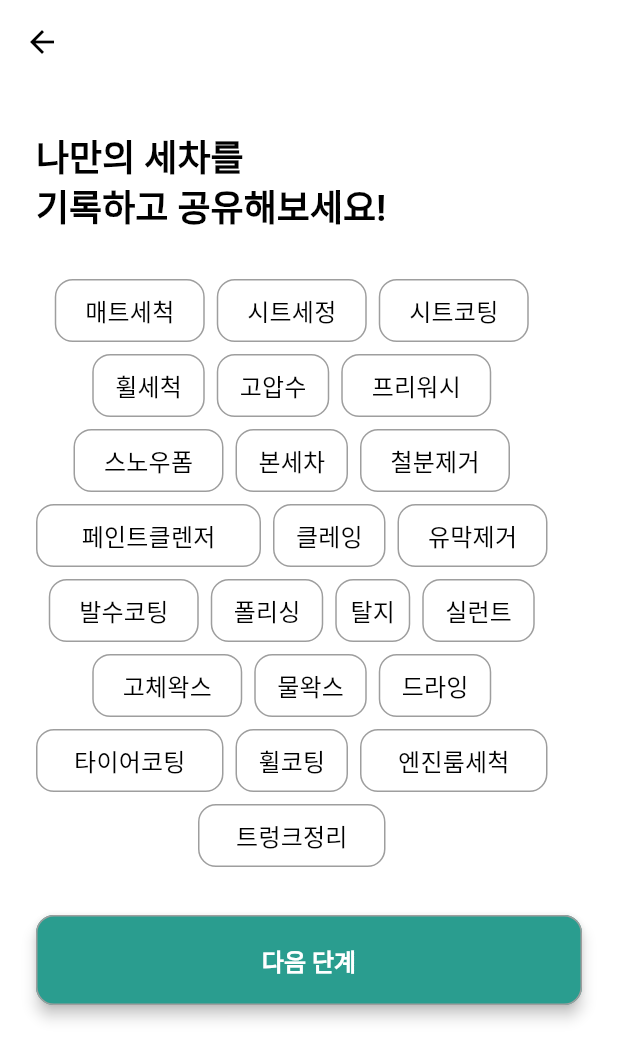
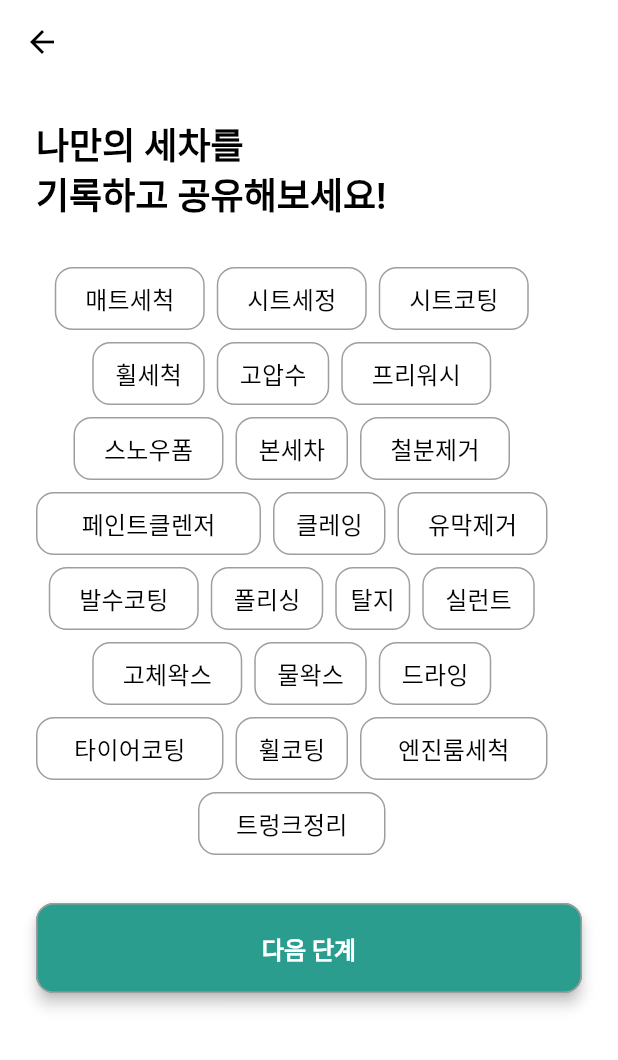
Before and after one commit to changmin2/carwash, a Flutter app: the RecordFirstScreen screen opened by its route, on a phone screen of 412 x 824 dp. Shown: the top 1060 px of the screen. Run offline on Flutter 3.47's test engine with Material 3 defaults, Android fonts, the phone set to English and light mode, and no system bars; our stand-ins replace cloud_firestore, dio, dotted_border, firebase_core, firebase_storage, flutter_native_splash and 10 more; accounts and stored records are empty; generated files the repository leaves out were written again; Roboto replaces fonts that are missing (SeoulNamsan).

Commit message:
테마 변경

```diff
--- a/lib/car/view/register_first_screen.dart
+++ b/lib/car/view/register_first_screen.dart
@@ -4,6 +4,8 @@ import 'package:carwash/car/view/register_second_screen.dart';
 import 'package:carwash/common/const/sizes.dart';
 import 'package:carwash/common/layout/default_layout_v2.dart';
 import 'package:carwash/common/utils/helpers/helper_functions.dart';
+import 'package:carwash/common/view/main_screen.dart';
+import 'package:carwash/common/widgets/appbar.dart';
 import 'package:flutter/material.dart';
 import 'package:flutter_riverpod/flutter_riverpod.dart';
 import 'package:go_router/go_router.dart';
@@ -47,20 +49,26 @@ class _RecordFirstScreenState extends ConsumerState<RecordFirstScreen> {
   @override
   Widget build(BuildContext context) {
     final state = ref.watch(SelectProvider);
+
     return DefaultLayoutV2(
-      appBar: _renderAppbar(context),
+      /// 앱바
+      appBar: AppBar(),
+
       child: SingleChildScrollView(
         child: Padding(
-          padding: const EdgeInsets.symmetric(horizontal: TSizes.defalutSpace),
+          padding: const EdgeInsets.all(TSizes.defalutSpace),
           child: Column(
             crossAxisAlignment: CrossAxisAlignment.start,
             children: [
-              const SizedBox(height: TSizes.spaceBtwSections),
+              /// 타이틀
               Text(
                 '나만의 세차를\n기록하고 공유해보세요!',
                 style: Theme.of(context).textTheme.headlineMedium,
               ),
+
               const SizedBox(height: TSizes.spaceBtwSections),
+
+              ///
               Wrap(
                   direction: Axis.horizontal, // 정렬 방향
                   alignment: WrapAlignment.center, // 정렬 방식
@@ -75,18 +83,17 @@ class _RecordFirstScreenState extends ConsumerState<RecordFirstScreen> {
                   )
                   // WsmBoxWidget()
                   ),
+
               const SizedBox(height: TSizes.spaceBtwSections),
+
+              /// 다음 단계 버튼
               SizedBox(
                 width: double.infinity,
                 child: ElevatedButton(
                   onPressed: () async {
                     var newList = [];
-                    newList = await washList
-                        .where((element) =>
-                            state.selects[washList.indexOf(element)] == 1)
-                        .toList();
-                    context.goNamed(RecordSecondScreen.routeName,
-                        queryParameters: {"query": newList.toString()});
+                    newList = await washList.where((element) => state.selects[washList.indexOf(element)] == 1).toList();
+                    context.goNamed(RecordSecondScreen.routeName, queryParameters: {"query": newList.toString()});
                   },
                   child: const Text('다음 단계'),
                 ),
@@ -98,23 +105,23 @@ class _RecordFirstScreenState extends ConsumerState<RecordFirstScreen> {
     );
   }
 }
-
-AppBar _renderAppbar(BuildContext context){
-  return AppBar(
-    leading: BackButton(
-
-    ),
-      // backgroundColor: Colors.white,
-      // centerTitle: true,
-      // elevation: 0,
-      // leading: Padding(
-      //   padding: EdgeInsets.only(left: 10),
-      //   child: IconButton(
-      //     onPressed: (){Navigator.pop(context);},
-      //     icon: Icon(Icons.arrow_back,size: 30),
-      //     color: Colors.brown,
-      //     alignment: Alignment.centerLeft,
-      //   ),
-      // )
-  );
-}
+//
+// AppBar _renderAppbar(BuildContext context){
+//   return AppBar(
+//     leading: BackButton(
+//
+//     ),
+//       // backgroundColor: Colors.white,
+//       // centerTitle: true,
+//       // elevation: 0,
+//       // leading: Padding(
+//       //   padding: EdgeInsets.only(left: 10),
+//       //   child: IconButton(
+//       //     onPressed: (){Navigator.pop(context);},
+//       //     icon: Icon(Icons.arrow_back,size: 30),
+//       //     color: Colors.brown,
+//       //     alignment: Alignment.centerLeft,
+//       //   ),
+//       // )
+//   );
+// }
--- a/lib/common/theme/custom_themes/appbar_theme.dart
+++ b/lib/common/theme/custom_themes/appbar_theme.dart
@@ -1,3 +1,4 @@
+import 'package:carwash/common/const/colors.dart';
 import 'package:carwash/common/const/sizes.dart';
 import 'package:flutter/material.dart';
 
@@ -9,6 +10,7 @@ class TAppbarTheme {
     centerTitle: false,
     scrolledUnderElevation: 0,
     backgroundColor: Colors.transparent,
+    // surfaceTintColor : 고도를 나타내기 위해 앱 바의 배경색에 적용되는 표면 색조 오버레이 색상입니다.
     surfaceTintColor: Colors.transparent,
     iconTheme: IconThemeData(color: Colors.black, size: TSizes.iconMd),
     actionsIconTheme: IconThemeData(color: Colors.black, size: TSizes.iconMd),
--- /dev/null
+++ b/lib/common/theme/custom_themes/card_theme.dart
@@ -0,0 +1,28 @@
+import 'package:flutter/material.dart';
+
+class TCardTheme {
+  TCardTheme._();
+
+  static CardTheme lightCardTheme = CardTheme(
+    shape: RoundedRectangleBorder(
+      borderRadius: BorderRadius.circular(12),
+      side: const BorderSide(
+        color: Colors.grey,
+        width: 0.5,
+      ),
+    ),
+  );
+
+
+
+  static CardTheme darkCardTheme = CardTheme(
+    shape: RoundedRectangleBorder(
+      borderRadius: BorderRadius.circular(12),
+      side: const BorderSide(
+        color: Colors.grey,
+        width: 0.5,
+      ),
+    ),
+  );
+
+}
--- a/lib/common/theme/theme.dart
+++ b/lib/common/theme/theme.dart
@@ -1,5 +1,6 @@
 import 'package:carwash/common/theme/custom_themes/appbar_theme.dart';
 import 'package:carwash/common/theme/custom_themes/bottom_sheet_theme.dart';
+import 'package:carwash/common/theme/custom_themes/card_theme.dart';
 import 'package:carwash/common/theme/custom_themes/checkbox_theme.dart';
 import 'package:carwash/common/theme/custom_themes/chip_theme.dart';
 import 'package:carwash/common/theme/custom_themes/elevated_button_theme.dart';
@@ -12,7 +13,8 @@ class TAppTheme {
   TAppTheme._();
 
   static ThemeData lightTheme = ThemeData(
-    useMaterial3: true,
+    // 이거 쓰니 상태바가 이상함..
+    // useMaterial3: true,
     fontFamily: 'SeoulNamsan',
     brightness: Brightness.light,
     primaryColor: const Color(0xff2A9D8F),
@@ -25,11 +27,12 @@ class TAppTheme {
     chipTheme: TChipTheme.lightChipTheme,
     checkboxTheme: TCheckBoxTheme.lightCheckBoxTheme,
     bottomSheetTheme: TBottomSheetTheme.lightBottomSheetTheme,
+    cardTheme: TCardTheme.lightCardTheme,
   );
 
 
   static ThemeData darkTheme = ThemeData(
-    useMaterial3: true,
+    // useMaterial3: true,
     fontFamily: 'SeoulNamsan',
     brightness: Brightness.dark,
     primaryColor: const Color(0xff2A9D8F),
@@ -42,5 +45,6 @@ class TAppTheme {
     chipTheme: TChipTheme.darkChipTheme,
     checkboxTheme: TCheckBoxTheme.darkCheckBoxTheme,
     bottomSheetTheme: TBottomSheetTheme.darkBottomSheetTheme,
+    cardTheme: TCardTheme.lightCardTheme,
   );
 }
```
